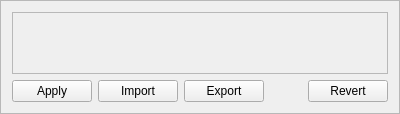
Old version of the form FlightController/LayoutEditor.ui in the repository dmaone/CommonSense.
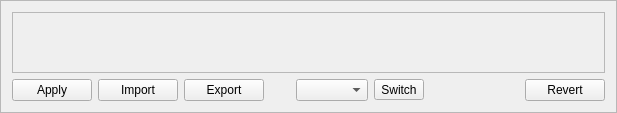
New version of the form.

Commit message: Layered layout editor

```diff
--- a/FlightController/LayoutEditor.ui
+++ b/FlightController/LayoutEditor.ui
@@ -6,8 +6,8 @@
    <rect>
     <x>0</x>
     <y>0</y>
-    <width>400</width>
-    <height>114</height>
+    <width>617</width>
+    <height>113</height>
    </rect>
   </property>
   <property name="windowTitle">
@@ -20,7 +20,7 @@
    <enum>QFrame::Raised</enum>
   </property>
   <layout class="QGridLayout" name="gridLayout_2">
-   <item row="1" column="3">
+   <item row="1" column="6">
     <spacer name="horizontalSpacer">
      <property name="orientation">
       <enum>Qt::Horizontal</enum>
@@ -33,7 +33,7 @@
      </property>
     </spacer>
    </item>
-   <item row="1" column="4">
+   <item row="1" column="7">
     <widget class="QPushButton" name="revertButton">
      <property name="text">
       <string>Revert</string>
@@ -54,7 +54,17 @@
      </property>
     </widget>
    </item>
-   <item row="0" column="0" colspan="5">
+   <item row="1" column="2">
+    <widget class="QPushButton" name="exportButton">
+     <property name="text">
+      <string>Export</string>
+     </property>
+    </widget>
+   </item>
+   <item row="1" column="4">
+    <widget class="QComboBox" name="layerCombo"/>
+   </item>
+   <item row="0" column="0" colspan="8">
     <widget class="QFrame" name="Dashboard">
      <property name="frameShape">
       <enum>QFrame::StyledPanel</enum>
@@ -64,10 +74,26 @@
      </property>
     </widget>
    </item>
-   <item row="1" column="2">
-    <widget class="QPushButton" name="exportButton">
+   <item row="1" column="3">
+    <spacer name="horizontalSpacer_2">
+     <property name="orientation">
+      <enum>Qt::Horizontal</enum>
+     </property>
+     <property name="sizeType">
+      <enum>QSizePolicy::Fixed</enum>
+     </property>
+     <property name="sizeHint" stdset="0">
+      <size>
+       <width>20</width>
+       <height>20</height>
+      </size>
+     </property>
+    </spacer>
+   </item>
+   <item row="1" column="5">
+    <widget class="QToolButton" name="switchButton">
      <property name="text">
-      <string>Export</string>
+      <string>Switch</string>
      </property>
     </widget>
    </item>
```
The commit also changes 5 other files.
